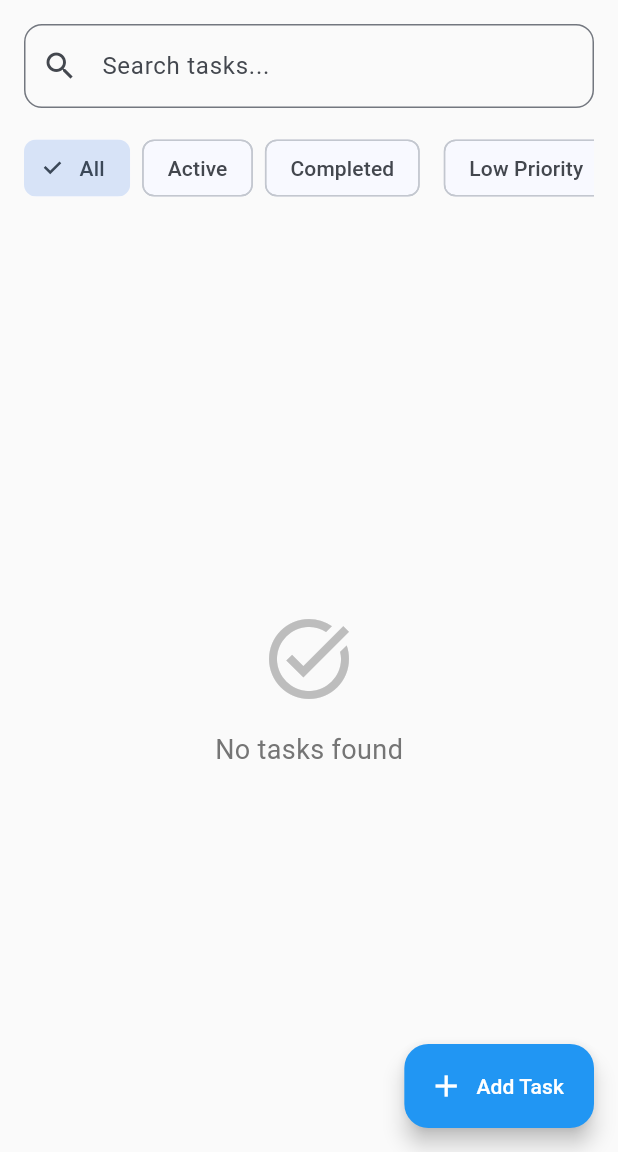
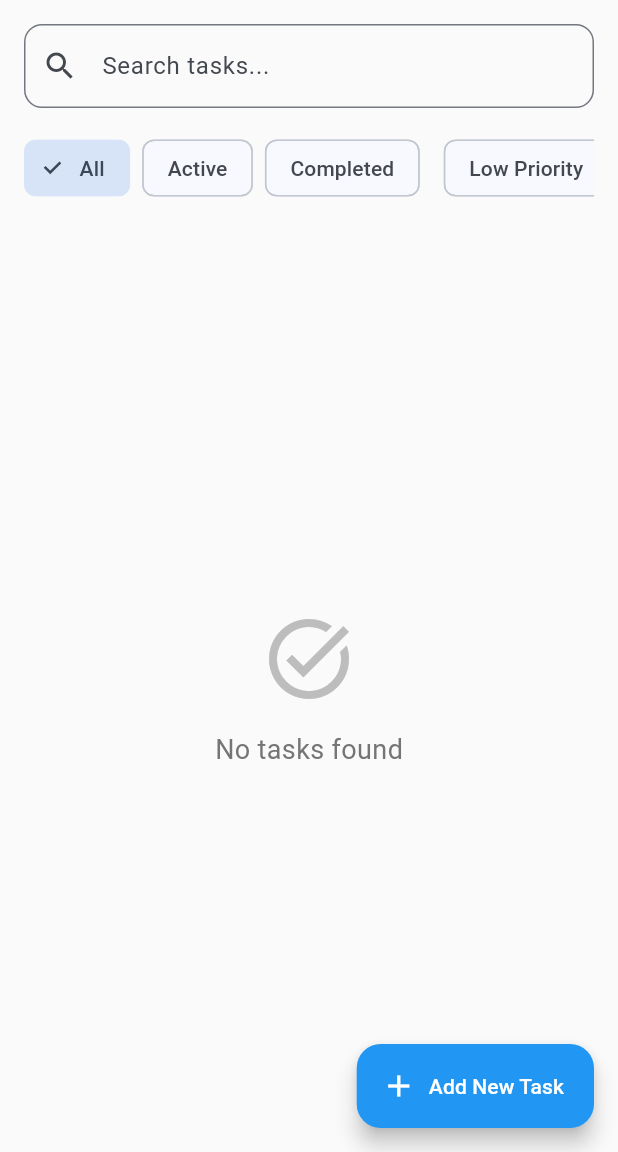
Before and after one commit to MohamedIjlal27/todo_flutter_app, a Flutter app: the screen it shows after launch, on a phone screen of 412 x 824 dp, the part 84-1236 px from its top. Run offline on Flutter 3.47's test engine with Material 3 defaults, Android fonts, the phone set to English and light mode, and no system bars; our stand-ins replace flutter_slidable, hive_flutter, image_picker, shared_preferences; accounts and stored records are empty.

```diff
--- a/lib/screens/home_screen.dart
+++ b/lib/screens/home_screen.dart
@@ -106,7 +106,7 @@ class _HomeScreenState extends State<HomeScreen> {
       ),
       floatingActionButton: FloatingActionButton.extended(
         onPressed: _showAddTodoSheet,
-        label: const Text('Add Task'),
+        label: const Text('Add New Task'),
         icon: const Icon(Icons.add),
       ),
     );
```
